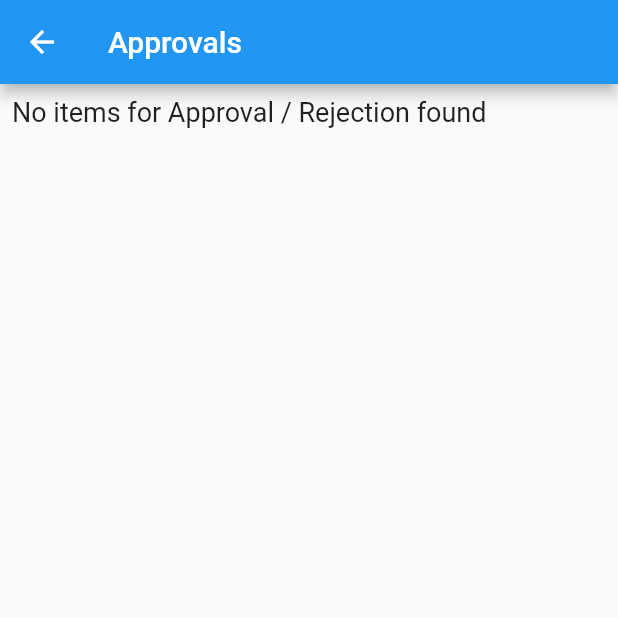
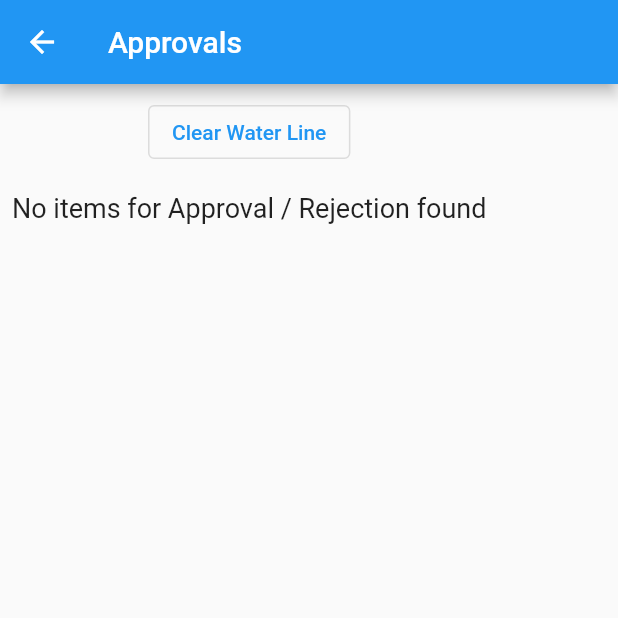
Before and after one commit to Rockvole/rockvole_replicator_todo, a Flutter app: the AdminPage screen opened by its route, on a phone screen of 412 x 824 dp, the top half of it. Run offline on Flutter 3.47's test engine with Material 2 defaults, Android fonts, the phone set to English and light mode, and no system bars; our stand-ins replace event_bus, sqflite, yaml; missing offline and left inert: pedantic, rockvole_db; accounts and stored records are empty; statements that could not run were skipped.

Commit message:
Add Drop Water Line Button

```diff
--- a/lib/admin_page.dart
+++ b/lib/admin_page.dart
@@ -37,7 +37,14 @@ class _AdminPageState extends State<AdminPage> {
           title: Text('Approvals'),
           backgroundColor: Colors.blue,
         ),
-        body: Padding(
+        body: Column(children: [
+          Padding(
+              padding: EdgeInsets.all(8),
+              child: OutlinedButton(
+                  onPressed: () async {
+                    await _application.dbAccess.dropWaterLine();
+                  }, child: Text("Clear Water Line"))),
+          Padding(
               padding: EdgeInsets.all(8),
               child: FutureBuilder<List<TaskTrDto>?>(
                   future: fetchTasks(),
@@ -60,15 +67,16 @@ class _AdminPageState extends State<AdminPage> {
                                                 WaterState.CLIENT_REJECTED);
                                     await _application.dbAccess
                                         .cleanRows(waterLineDto);
-                                  setState(() { });
+                                    setState(() {});
                                   },
                                   icon: Icon(Icons.cancel, color: Colors.red)),
                               IconButton(
                                   onPressed: () async {
-                                  await _application.dbAccess.setWaterLineState(
+                                    await _application.dbAccess
+                                        .setWaterLineState(
                                             snapshot.data![position].ts!,
                                             WaterState.CLIENT_APPROVED);
-                                  setState(() { });
+                                    setState(() {});
                                   },
                                   icon: Icon(Icons.check_circle,
                                       color: Colors.green))
@@ -78,6 +86,7 @@ class _AdminPageState extends State<AdminPage> {
                       return Text("No items for Approval / Rejection found",
                           style: TextStyle(fontSize: 18));
                     }
-                })));
+                  }))
+        ]));
   }
 }
```
Also changed, not shown: lib/database_access.dart (+15 -2 lines). Lines whose indentation alone changed are shown as unchanged.
